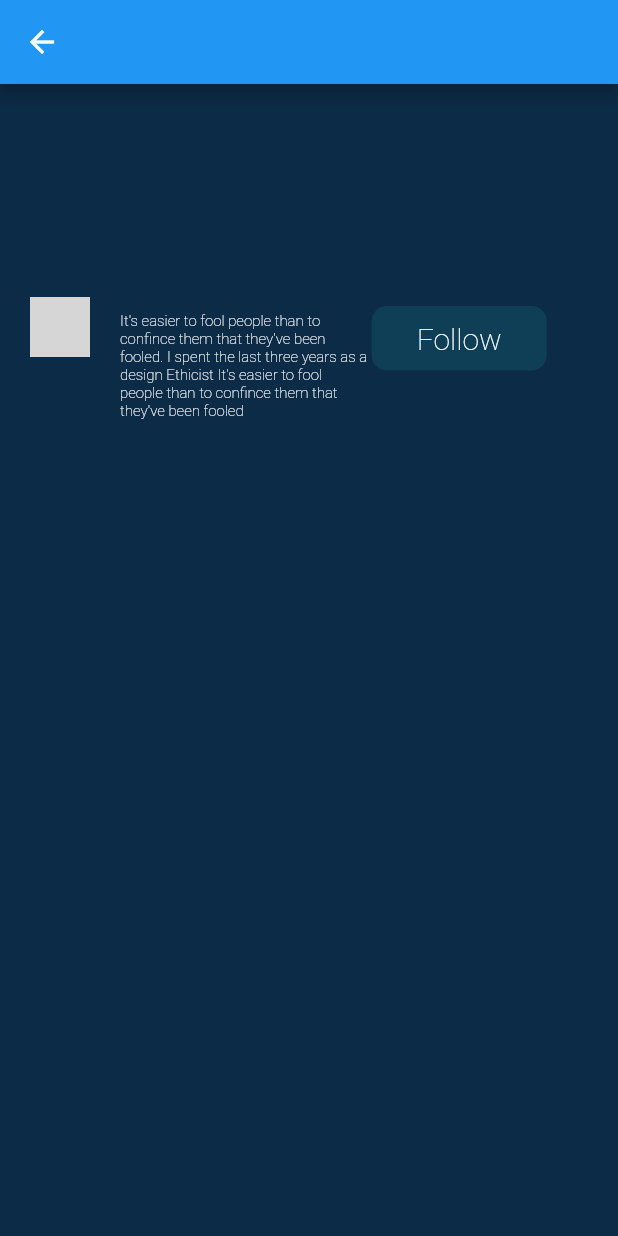
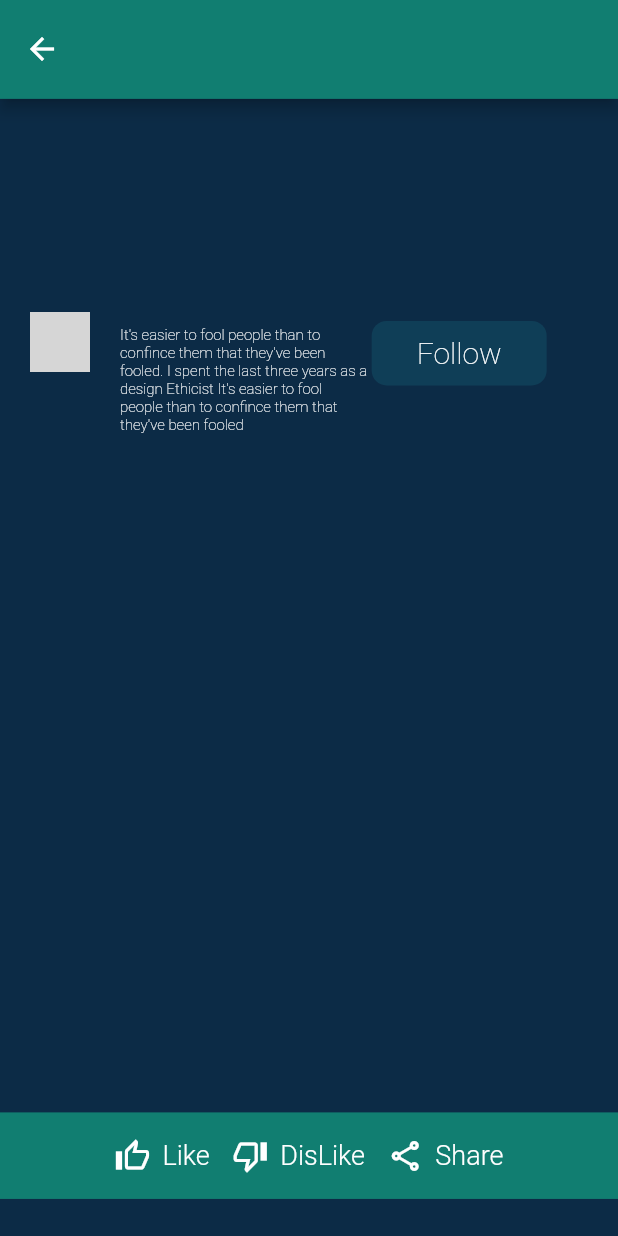
Before and after one commit to mati1yas/mindplex_app, a Flutter app: the DetailsPage screen opened directly with empty values, on a phone screen of 412 x 824 dp. Run offline on Flutter 3.47's test engine with Material 2 defaults, Android fonts, the phone set to English and light mode, and no system bars; drawn by our look-alikes of flutter_html; our stand-ins replace animated_splash_screen, another_flushbar, dio, flutter_secure_storage, get, google_fonts and 1 more; accounts and stored records are empty; network calls fail; grey boxes are pictures that could not be loaded.

Commit message:
feat: add reader interaction (like,dislike) buttons

```diff
--- a/lib/blogs/screens/blog_detail_page.dart
+++ b/lib/blogs/screens/blog_detail_page.dart
@@ -11,8 +11,15 @@ class DetailsPage extends StatelessWidget {
   Widget build(BuildContext context) {
     return Scaffold(
       backgroundColor: Color(0xFF0c2b46),
-      appBar: AppBar(),
-      body: SingleChildScrollView(
+      appBar: AppBar(
+        toolbarHeight: MediaQuery.of(context).size.height * 0.08,
+        backgroundColor: Color.fromARGB(255, 17, 126, 113),
+      ),
+      body: ListView(
+        children: [
+          Container(
+            height: MediaQuery.of(context).size.height * 0.82,
+            child: SingleChildScrollView(
               child: Container(
                   margin: EdgeInsets.only(top: 100),
                   child: Column(
@@ -66,7 +73,8 @@ class DetailsPage extends StatelessWidget {
                             margin: EdgeInsets.only(top: 15),
                             decoration: const BoxDecoration(
                                 color: Color(0xFF0f3e57),
-                          borderRadius: BorderRadius.all(Radius.circular(10))),
+                                borderRadius:
+                                    BorderRadius.all(Radius.circular(10))),
                             child: const Text(
                               'Follow',
                               style: TextStyle(
@@ -113,9 +121,83 @@ class DetailsPage extends StatelessWidget {
                                 color: Colors.white)
                           },
                         ),
+                      ),
+                    ],
+                  )),
+            ),
+          ),
+          Container(
+            height: MediaQuery.of(context).size.height * 0.07,
+            color: Color.fromARGB(255, 17, 126, 113),
+            child: Row(
+              mainAxisAlignment: MainAxisAlignment.center,
+              children: [
+                Container(
+                  child: Row(
+                    children: [
+                      Icon(
+                        Icons.thumb_up_off_alt_outlined,
+                        color: Colors.white,
+                      ),
+                      SizedBox(
+                        width: 8,
+                      ),
+                      Text("Like",
+                          style: TextStyle(
+                              color: Colors.white,
+                              fontSize: 18,
+                              fontWeight: FontWeight.w300))
+                    ],
+                  ),
+                ),
+                SizedBox(
+                  width: 15,
+                ),
+                Container(
+                  child: Row(
+                    children: [
+                      Icon(
+                        Icons.thumb_down_off_alt_outlined,
+                        color: Colors.white,
+                      ),
+                      SizedBox(
+                        width: 8,
+                      ),
+                      Text("DisLike",
+                          style: TextStyle(
+                              color: Colors.white,
+                              fontSize: 18,
+                              fontWeight: FontWeight.w300))
+                    ],
+                  ),
+                ),
+                SizedBox(
+                  width: 15,
+                ),
+                Container(
+                  child: Row(
+                    children: [
+                      Icon(
+                        Icons.share_outlined,
+                        color: Colors.white,
+                      ),
+                      SizedBox(
+                        width: 8,
+                      ),
+                      Text(
+                        "Share",
+                        style: TextStyle(
+                            color: Colors.white,
+                            fontSize: 18,
+                            fontWeight: FontWeight.w300),
                       )
                     ],
-            )),
+                  ),
+                )
+              ],
+            ),
+          )
+        ],
       ),
     );
   }
```
Lines whose indentation alone changed are shown as unchanged.
